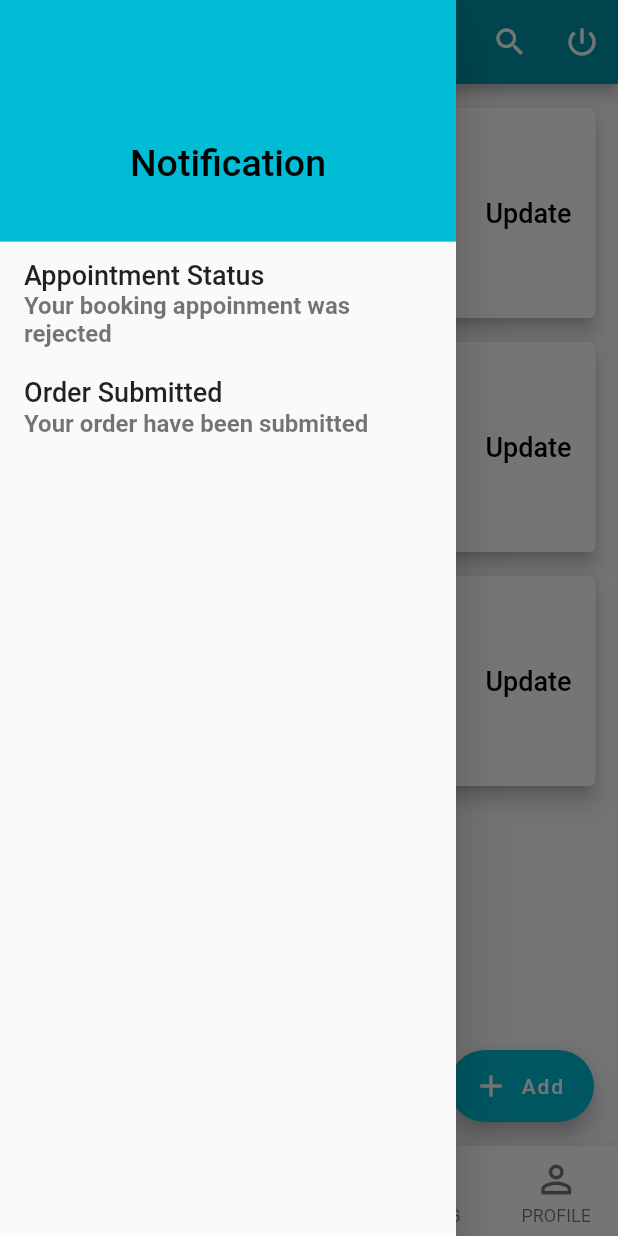
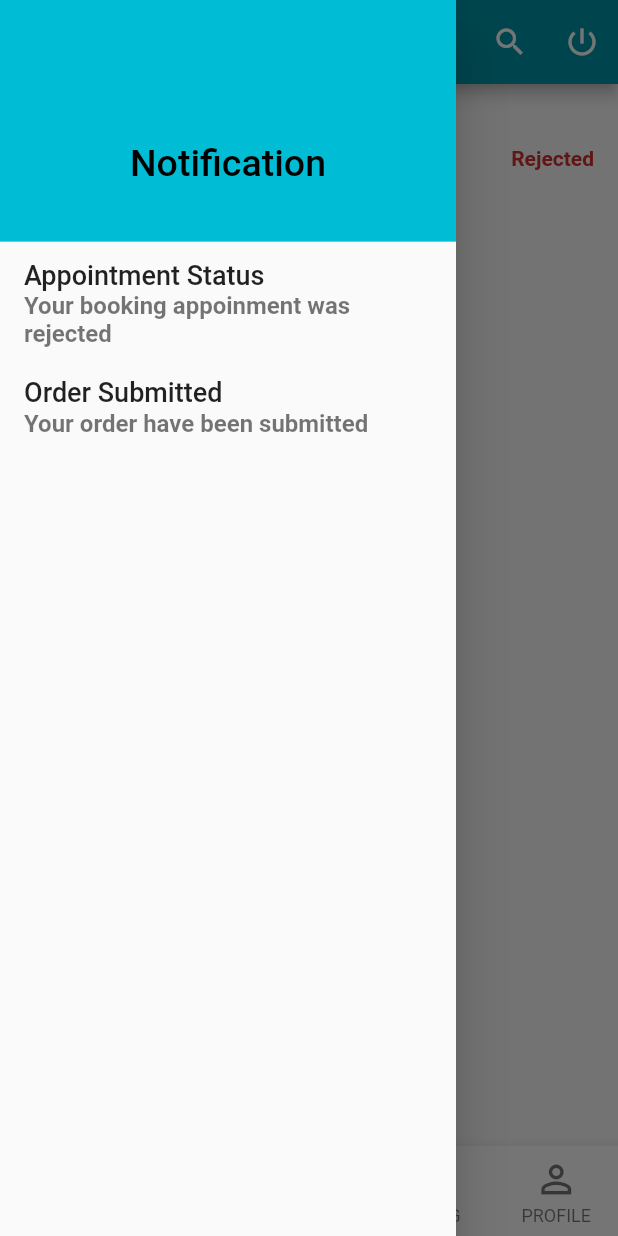
Before and after one commit to nurhafizahshukri/eazeetailor_frontend, a Flutter app: the HomeScreen screen opened directly, item 3 of the bottom bar chosen, with the side drawer open, on a phone screen of 412 x 824 dp. Run offline on Flutter 3.47's test engine with Material 2 defaults, Android fonts, the phone set to English and light mode, and no system bars; our stand-ins replace carousel_slider, datetime_picker_formfield, fluttertoast; missing offline and left inert: keyboard_visibility.

Commit message:
homescreen p4

```diff
--- a/eazeetailor/lib/MainScreens/HomeScreen.dart
+++ b/eazeetailor/lib/MainScreens/HomeScreen.dart
@@ -4,13 +4,14 @@ import 'package:eazeetailor/MainScreens/BookingScreen.dart';
 import 'package:eazeetailor/MainScreens/ProfileScreen.dart';
 import 'package:eazeetailor/MainScreens/SizingScreen.dart';
 import 'package:eazeetailor/SubScreens/OrderFormScreen.dart';
+import 'package:eazeetailor/models/OrderData.dart';
 import 'package:eazeetailor/models/OutfitData.dart';
 import 'package:eazeetailor/models/SizingData.dart';
 import 'package:flutter/cupertino.dart';
 import 'package:flutter/material.dart';
 
 import 'OrderScreen.dart';
-import 'OrderScreen.dart';
+
 class HomeScreen extends StatefulWidget {
 
   @override
@@ -25,7 +26,7 @@ class _HomeScreenState extends State<HomeScreen> {
 
   final tabs = [
     HomeAction(),
-    // OrderScreen(),
+    OrderScreen(mockOrder),
     // Container(color: Colors.green, child: Center(child: Text('ORDER'))),
     AppointmentAction(),
     SizingScreen(mockSize),
```
